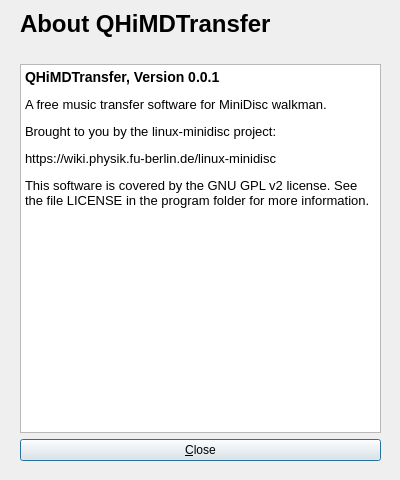
Qt form qhimdtransfer/qhimdaboutdialog.ui (linux-minidisc/linux-minidisc) before a commit.
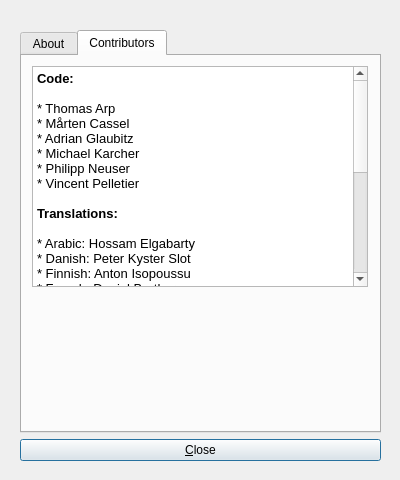
The same form after that commit. Icons and pictures are not drawn.

Commit message: Minor redesign of about dialog to include names of contributors. Also use simple HTML code for about text again to allow easy translation (see Qt bug: http://bugreports.qt.nokia.com/browse/QTBUG-1136).

Diff of the .ui file:
```diff
--- a/qhimdtransfer/qhimdaboutdialog.ui
+++ b/qhimdtransfer/qhimdaboutdialog.ui
@@ -48,14 +48,7 @@
    </property>
    <layout class="QVBoxLayout" name="verticalLayout">
     <item>
-     <widget class="QLabel" name="label">
-      <property name="text">
-       <string>&lt;h1&gt;About QHiMDTransfer&lt;/h1&gt;</string>
-      </property>
-     </widget>
-    </item>
-    <item>
-     <widget class="QLabel" name="label_2">
+     <widget class="QLabel" name="QHiMDTransferLogo">
       <property name="text">
        <string/>
       </property>
@@ -68,18 +61,88 @@
      </widget>
     </item>
     <item>
-     <widget class="QTextBrowser" name="textBrowser">
-      <property name="html">
-       <string>&lt;!DOCTYPE HTML PUBLIC &quot;-//W3C//DTD HTML 4.0//EN&quot; &quot;http://www.w3.org/TR/REC-html40/strict.dtd&quot;&gt;
+     <widget class="QTabWidget" name="AboutDialogTabs">
+      <property name="currentIndex">
+       <number>1</number>
+      </property>
+      <widget class="QWidget" name="AuthorsTab">
+       <attribute name="title">
+        <string>About</string>
+       </attribute>
+       <widget class="QTextBrowser" name="AboutText">
+        <property name="geometry">
+         <rect>
+          <x>10</x>
+          <y>11</y>
+          <width>336</width>
+          <height>211</height>
+         </rect>
+        </property>
+        <property name="html">
+	  <string>&lt;h3&gt;QHiMDTransfer, Version 0.0.1&lt;/h3&gt;
+	  &lt;p&gt;&lt;p&gt;
+	  &lt;p&gt;A free music transfer software for MiniDisc walkman.&lt;/p&gt;
+	  &lt;p&gt;&lt;p&gt;
+	  &lt;p&gt;Brought to you by the linux-minidisc project:&lt;/p&gt;
+	  &lt;p&gt;&lt;p&gt;
+	  &lt;p&gt;https://wiki.physik.fu-berlin.de/linux-minidisc&lt;/p&gt;
+	  &lt;p&gt;&lt;p&gt;
+	  &lt;p&gt;This software is covered by the GNU GPL v2 license. See the
+	  file LICENSE in the program folder for more information.&lt;/p&gt;</string>
+        </property>
+       </widget>
+      </widget>
+      <widget class="QWidget" name="ContributorsTab">
+       <attribute name="title">
+        <string>Contributors</string>
+       </attribute>
+       <widget class="QTextBrowser" name="ContributorText">
+        <property name="geometry">
+         <rect>
+          <x>10</x>
+          <y>10</y>
+          <width>336</width>
+          <height>221</height>
+         </rect>
+        </property>
+        <property name="html">
+         <string notr="true">&lt;!DOCTYPE HTML PUBLIC &quot;-//W3C//DTD HTML 4.0//EN&quot; &quot;http://www.w3.org/TR/REC-html40/strict.dtd&quot;&gt;
 &lt;html&gt;&lt;head&gt;&lt;meta name=&quot;qrichtext&quot; content=&quot;1&quot; /&gt;&lt;style type=&quot;text/css&quot;&gt;
 p, li { white-space: pre-wrap; }
 &lt;/style&gt;&lt;/head&gt;&lt;body style=&quot; font-family:'Sans'; font-size:10pt; font-weight:400; font-style:normal;&quot;&gt;
-&lt;p style=&quot; margin-top:14px; margin-bottom:12px; margin-left:0px; margin-right:0px; -qt-block-indent:0; text-indent:0px;&quot;&gt;&lt;span style=&quot; font-size:large; font-weight:600;&quot;&gt;QHiMDTransfer, Version 0.0.1&lt;/span&gt; &lt;/p&gt;
-&lt;p style=&quot; margin-top:12px; margin-bottom:12px; margin-left:0px; margin-right:0px; -qt-block-indent:0; text-indent:0px;&quot;&gt;A free music transfer software for MiniDisc walkman. &lt;/p&gt;
-&lt;p style=&quot; margin-top:12px; margin-bottom:12px; margin-left:0px; margin-right:0px; -qt-block-indent:0; text-indent:0px;&quot;&gt;Brought to you by the linux-minidisc project: &lt;/p&gt;
-&lt;p style=&quot; margin-top:12px; margin-bottom:12px; margin-left:0px; margin-right:0px; -qt-block-indent:0; text-indent:0px;&quot;&gt;https://wiki.physik.fu-berlin.de/linux-minidisc &lt;/p&gt;
-&lt;p style=&quot; margin-top:12px; margin-bottom:12px; margin-left:0px; margin-right:0px; -qt-block-indent:0; text-indent:0px;&quot;&gt;This software is covered by the GNU GPL v2 license. See the file LICENSE in the program folder for more information.&lt;/p&gt;&lt;/body&gt;&lt;/html&gt;</string>
-      </property>
+&lt;p style=&quot; margin-top:0px; margin-bottom:0px; margin-left:0px; margin-right:0px; -qt-block-indent:0; text-indent:0px;&quot;&gt;&lt;span style=&quot; font-weight:600;&quot;&gt;Code:&lt;/span&gt;&lt;/p&gt;
+&lt;p style=&quot;-qt-paragraph-type:empty; margin-top:0px; margin-bottom:0px; margin-left:0px; margin-right:0px; -qt-block-indent:0; text-indent:0px;&quot;&gt;&lt;/p&gt;
+&lt;p style=&quot; margin-top:0px; margin-bottom:0px; margin-left:0px; margin-right:0px; -qt-block-indent:0; text-indent:0px;&quot;&gt;* Thomas Arp&lt;/p&gt;
+&lt;p style=&quot; margin-top:0px; margin-bottom:0px; margin-left:0px; margin-right:0px; -qt-block-indent:0; text-indent:0px;&quot;&gt;* Mårten Cassel&lt;/p&gt;
+&lt;p style=&quot; margin-top:0px; margin-bottom:0px; margin-left:0px; margin-right:0px; -qt-block-indent:0; text-indent:0px;&quot;&gt;* Adrian Glaubitz&lt;/p&gt;
+&lt;p style=&quot; margin-top:0px; margin-bottom:0px; margin-left:0px; margin-right:0px; -qt-block-indent:0; text-indent:0px;&quot;&gt;* Michael Karcher&lt;/p&gt;
+&lt;p style=&quot; margin-top:0px; margin-bottom:0px; margin-left:0px; margin-right:0px; -qt-block-indent:0; text-indent:0px;&quot;&gt;* Philipp Neuser&lt;/p&gt;
+&lt;p style=&quot; margin-top:0px; margin-bottom:0px; margin-left:0px; margin-right:0px; -qt-block-indent:0; text-indent:0px;&quot;&gt;* Vincent Pelletier&lt;/p&gt;
+&lt;p style=&quot;-qt-paragraph-type:empty; margin-top:0px; margin-bottom:0px; margin-left:0px; margin-right:0px; -qt-block-indent:0; text-indent:0px;&quot;&gt;&lt;/p&gt;
+&lt;p style=&quot; margin-top:0px; margin-bottom:0px; margin-left:0px; margin-right:0px; -qt-block-indent:0; text-indent:0px;&quot;&gt;&lt;span style=&quot; font-weight:600;&quot;&gt;Translations:&lt;/span&gt;&lt;/p&gt;
+&lt;p style=&quot;-qt-paragraph-type:empty; margin-top:0px; margin-bottom:0px; margin-left:0px; margin-right:0px; -qt-block-indent:0; text-indent:0px; font-weight:600;&quot;&gt;&lt;/p&gt;
+&lt;p style=&quot; margin-top:0px; margin-bottom:0px; margin-left:0px; margin-right:0px; -qt-block-indent:0; text-indent:0px;&quot;&gt;* Arabic: Hossam Elgabarty&lt;/p&gt;
+&lt;p style=&quot; margin-top:0px; margin-bottom:0px; margin-left:0px; margin-right:0px; -qt-block-indent:0; text-indent:0px;&quot;&gt;* Danish: Peter Kyster Slot&lt;/p&gt;
+&lt;p style=&quot; margin-top:0px; margin-bottom:0px; margin-left:0px; margin-right:0px; -qt-block-indent:0; text-indent:0px;&quot;&gt;* Finnish: Anton Isopoussu&lt;/p&gt;
+&lt;p style=&quot; margin-top:0px; margin-bottom:0px; margin-left:0px; margin-right:0px; -qt-block-indent:0; text-indent:0px;&quot;&gt;* French: Daniel Berthereau&lt;/p&gt;
+&lt;p style=&quot; margin-top:0px; margin-bottom:0px; margin-left:0px; margin-right:0px; -qt-block-indent:0; text-indent:0px;&quot;&gt;* German: Adrian Glaubitz&lt;/p&gt;
+&lt;p style=&quot; margin-top:0px; margin-bottom:0px; margin-left:0px; margin-right:0px; -qt-block-indent:0; text-indent:0px;&quot;&gt;* Greek: Pliubis Apostolos&lt;/p&gt;
+&lt;p style=&quot; margin-top:0px; margin-bottom:0px; margin-left:0px; margin-right:0px; -qt-block-indent:0; text-indent:0px;&quot;&gt;* Italian: Marco “Space Dugong” Starace&lt;/p&gt;
+&lt;p style=&quot; margin-top:0px; margin-bottom:0px; margin-left:0px; margin-right:0px; -qt-block-indent:0; text-indent:0px;&quot;&gt;* Japanese: Wolf Laaser, Toru Shimada&lt;/p&gt;
+&lt;p style=&quot; margin-top:0px; margin-bottom:0px; margin-left:0px; margin-right:0px; -qt-block-indent:0; text-indent:0px;&quot;&gt;* Norwegian: Adrian Glaubitz, Sindre Wetjen&lt;/p&gt;
+&lt;p style=&quot; margin-top:0px; margin-bottom:0px; margin-left:0px; margin-right:0px; -qt-block-indent:0; text-indent:0px;&quot;&gt;* Polish: Piotr Patoka&lt;/p&gt;
+&lt;p style=&quot; margin-top:0px; margin-bottom:0px; margin-left:0px; margin-right:0px; -qt-block-indent:0; text-indent:0px;&quot;&gt;* Portuguese: Rui Principe&lt;/p&gt;
+&lt;p style=&quot; margin-top:0px; margin-bottom:0px; margin-left:0px; margin-right:0px; -qt-block-indent:0; text-indent:0px;&quot;&gt;* Russian: Sergey “Wedge” Lichack&lt;/p&gt;
+&lt;p style=&quot; margin-top:0px; margin-bottom:0px; margin-left:0px; margin-right:0px; -qt-block-indent:0; text-indent:0px;&quot;&gt;* Swedish: Mårten Cassel&lt;/p&gt;
+&lt;p style=&quot;-qt-paragraph-type:empty; margin-top:0px; margin-bottom:0px; margin-left:0px; margin-right:0px; -qt-block-indent:0; text-indent:0px;&quot;&gt;&lt;/p&gt;
+&lt;p style=&quot; margin-top:0px; margin-bottom:0px; margin-left:0px; margin-right:0px; -qt-block-indent:0; text-indent:0px;&quot;&gt;&lt;span style=&quot; font-weight:600;&quot;&gt;Artwork:&lt;/span&gt;&lt;/p&gt;
+&lt;p style=&quot;-qt-paragraph-type:empty; margin-top:0px; margin-bottom:0px; margin-left:0px; margin-right:0px; -qt-block-indent:0; text-indent:0px;&quot;&gt;&lt;/p&gt;
+&lt;p style=&quot; margin-top:0px; margin-bottom:0px; margin-left:0px; margin-right:0px; -qt-block-indent:0; text-indent:0px;&quot;&gt;* Anja Diesing&lt;/p&gt;
+&lt;p style=&quot; margin-top:0px; margin-bottom:0px; margin-left:0px; margin-right:0px; -qt-block-indent:0; text-indent:0px;&quot;&gt;* Kevin Chabowski&lt;/p&gt;
+&lt;p style=&quot; margin-top:0px; margin-bottom:0px; margin-left:0px; margin-right:0px; -qt-block-indent:0; text-indent:0px;&quot;&gt;* Tobias Sautner&lt;/p&gt;&lt;/body&gt;&lt;/html&gt;</string>
+        </property>
+       </widget>
+      </widget>
      </widget>
     </item>
     <item>
```
Left out of the diff: 4 changed lines with no effect on the pictures.
